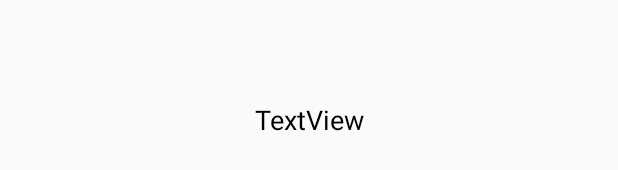
After one commit to Blue-Dragon/PedarKharj, an Android app: the layout activity_test.xml on its own in the app's theme, with its tools: preview values and no code run, on a phone screen of 412 x 824 dp. The commit adds this screen. Shown: the part 154-324 px from the top of the screen. Run offline under Robolectric (Android 15) with nearby library versions, the light colour scheme and no system bars; network calls fail.

```diff
--- a/app/src/main/AndroidManifest.xml
+++ b/app/src/main/AndroidManifest.xml
@@ -2,6 +2,8 @@
 <manifest xmlns:android="http://schemas.android.com/apk/res/android"
     xmlns:tools="http://schemas.android.com/tools"
     package="com.example.pedarkharj">
+
+    <uses-permission android:name="android.permission.INTERNET" />
 
     <application
         android:allowBackup="true"
@@ -11,7 +13,8 @@
         android:supportsRtl="true"
         android:theme="@style/AppTheme"
         tools:ignore="GoogleAppIndexingWarning">
-        <activity android:name=".profile.ProfileActivity"></activity>
+        <activity android:name=".TestActivity"></activity>
+        <activity android:name=".profile.ProfileActivity" />
         <activity android:name=".profile.RegisterActivity" />
         <activity android:name=".profile.LoginActivity" />
         <activity android:name=".MainActivity">
--- a/app/src/main/java/com/example/pedarkharj/profile/URLs.java
+++ b/app/src/main/java/com/example/pedarkharj/profile/URLs.java
@@ -5,7 +5,8 @@ public class URLs {
      * WHY THIS CLASS?
      * We need to define our URL that call the API of server-side.
      */
-    private static final String ROOT_URL = "http://192.168.43.103/JavaTPoint/registrationapi.php?apicall=";
+//    private static final String ROOT_URL = "http://192.168.43.103/JavaTPoint/registrationapi.php?apicall="; //Laptop
+    private static final String ROOT_URL = "http://192.168.43.54/pedarKharj/registrationapi.php?apicall=";  //PC
     public static final String URL_REGISTER = ROOT_URL + "signup";
     public static final String URL_LOGIN= ROOT_URL + "login";
 
--- a/app/src/main/res/layout/activity_main.xml
+++ b/app/src/main/res/layout/activity_main.xml
@@ -7,6 +7,7 @@
     tools:context=".MainActivity">
 
     <TextView
+        android:id="@+id/tv1"
         android:layout_width="wrap_content"
         android:layout_height="wrap_content"
         android:text="Hello World!"
--- /dev/null
+++ b/app/src/main/res/layout/activity_test.xml
@@ -0,0 +1,22 @@
+<?xml version="1.0" encoding="utf-8"?>
+<RelativeLayout xmlns:android="http://schemas.android.com/apk/res/android"
+    xmlns:app="http://schemas.android.com/apk/res-auto"
+    xmlns:tools="http://schemas.android.com/tools"
+    android:layout_width="match_parent"
+    android:layout_height="match_parent"
+    tools:context=".TestActivity">
+
+
+    <TextView
+        android:id="@+id/tvTest"
+        style="@style/TextAppearance.AppCompat.Medium"
+        android:layout_width="321dp"
+        android:layout_height="wrap_content"
+        android:layout_marginBottom="20dp"
+        android:layout_alignParentTop="true"
+        android:layout_centerHorizontal="true"
+        android:layout_marginTop="170dp"
+        android:gravity="center_horizontal"
+        android:text="TextView"
+        android:textColor="#000" />
+</RelativeLayout>
```
Also changed, not shown: app/src/main/java/com/example/pedarkharj/MainActivity.java (+10 -1 lines), app/src/main/java/com/example/pedarkharj/TestActivity.java (added, +83 -0 lines), app/src/main/java/com/example/pedarkharj/profile/LoginActivity.java (+130 -1 lines).
